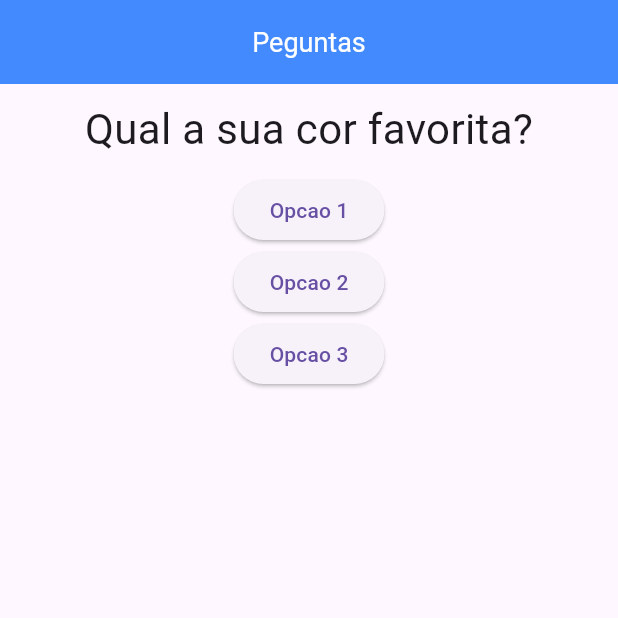
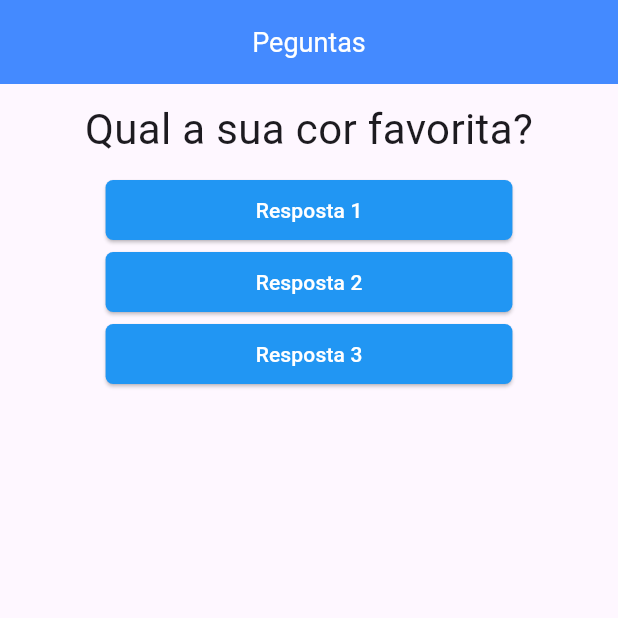
Before and after one commit to ThalysonE/projeto_perguntas, a Flutter app: the screen it shows after launch, on a phone screen of 412 x 824 dp, the top half of it. Run offline on Flutter 3.47's test engine with Material 3 defaults, Android fonts, the phone set to English and light mode, and no system bars.

Commit message:
elevatedbutton separado do main

```diff
--- a/lib/main.dart
+++ b/lib/main.dart
@@ -1,5 +1,6 @@
 import 'package:flutter/material.dart';
 import 'package:projeto_perguntas/quest%C3%A3o.dart';
+import 'package:projeto_perguntas/resposta.dart';
 
 void main() {
   runApp(PerguntaApp());
@@ -19,7 +20,6 @@ class _PerguntaAppState extends State<PerguntaApp> {
     setState(() {
       _perguntaSelecionada++;
     });
-    print(_perguntaSelecionada);
   }
 
   @override
@@ -45,9 +45,9 @@ class _PerguntaAppState extends State<PerguntaApp> {
         body: Column(
           children: [
             Questao(perguntas[_perguntaSelecionada]),
-            ElevatedButton(onPressed: _responder, child: Text('Opcao 1')),
-            ElevatedButton(onPressed: _responder, child: Text('Opcao 2')),
-            ElevatedButton(onPressed: _responder, child: Text('Opcao 3')),
+            Resposta(resposta: 'Resposta 1', onSelecao: _responder,),
+            Resposta(resposta: 'Resposta 2', onSelecao: _responder,),
+            Resposta(resposta: 'Resposta 3', onSelecao: _responder,)
           ],
         ),
       ),
--- /dev/null
+++ b/lib/resposta.dart
@@ -0,0 +1,23 @@
+import 'package:flutter/material.dart';
+
+class Resposta extends StatelessWidget {
+  final resposta;
+  final void Function() onSelecao;
+  const Resposta({super.key, required this.resposta, required this.onSelecao});
+
+
+  @override
+  Widget build(BuildContext context) {
+    return ElevatedButton(
+      style: ElevatedButton.styleFrom(
+        padding: EdgeInsets.symmetric(vertical: 10, horizontal: 100),
+        backgroundColor: Colors.blue,
+        foregroundColor: Colors.white,
+        shape: RoundedRectangleBorder(
+            borderRadius: BorderRadius.circular(5)
+        )
+      ),
+      onPressed: onSelecao,
+      child: Text(resposta));
+  }
+}
```
